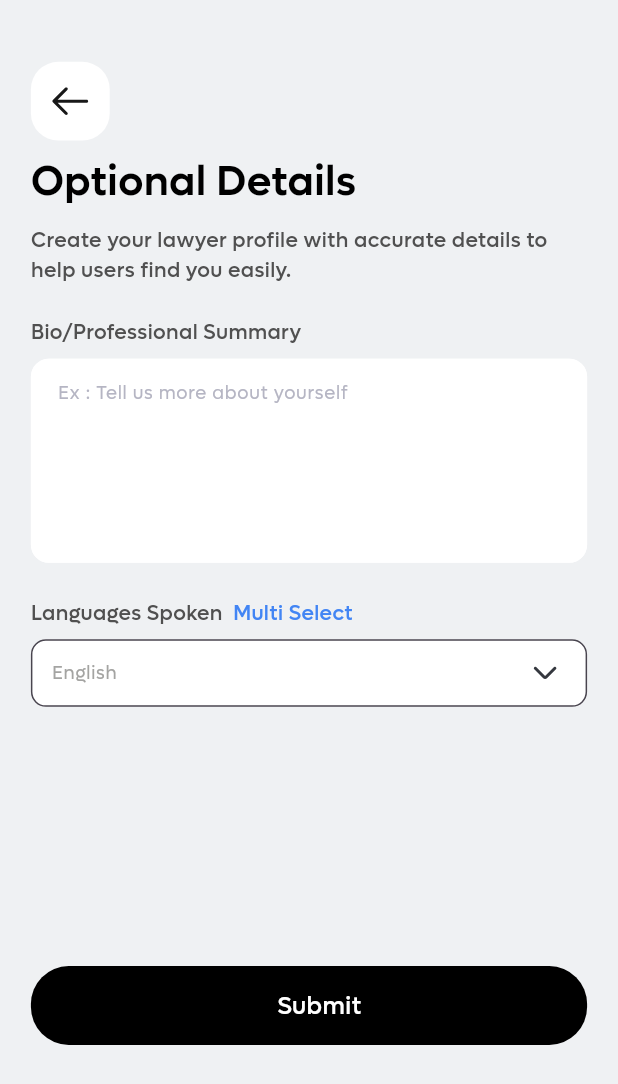
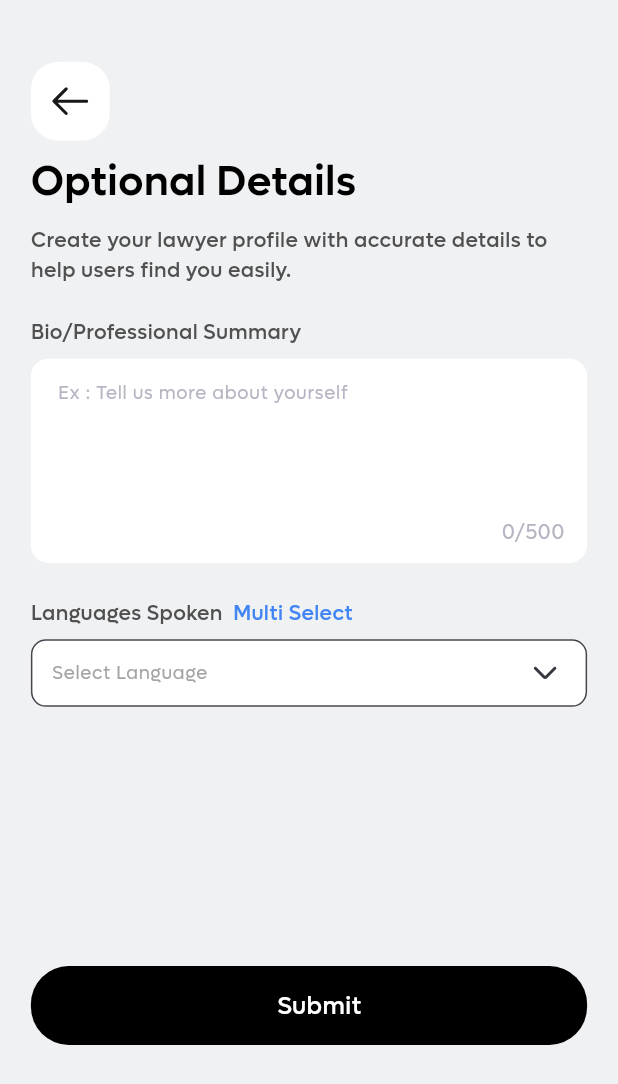
Before and after one commit to ibrahimsm83/casekarao, a Flutter app: the OptionalDetailsScreen screen opened by its route, on a phone screen of 412 x 824 dp. Shown: the top 1084 px of the screen. Run offline on Flutter 3.47's test engine with Material 3 defaults, Android fonts, the phone set to English and light mode, and no system bars; our stand-ins replace another_flushbar, flutter_rating, flutter_screenutil, flutter_svg, get, pin_code_fields and 1 more.

Commit message:
optional details  issues fixed

```diff
--- a/lib/presentation/optinal_details_screen/optional_details_screen.dart
+++ b/lib/presentation/optinal_details_screen/optional_details_screen.dart
@@ -77,6 +77,8 @@ class _OptionalDetailsScreenState extends State<OptionalDetailsScreen> {
                     ),
                   ),
                 ),
+                Stack(
+                  children: [
                     CustomTextFormField(
                       hintText: AppStrings.exTellUsMoreAboutYourself,
                       controller: _bioController,
@@ -84,12 +86,33 @@ class _OptionalDetailsScreenState extends State<OptionalDetailsScreen> {
                       maxLines: 6,
                       focusNode: node1,
                       horizontalMergin: 0.0,
+                      onChanged: (value) {
+                        setState(() {
+                          // Update UI to refresh counterd
+                        });
+                      },
                       validator: (String? val) {
                         if (val == null || val.isEmpty) {
                           return "Enter Bio";
                         }
+                        if (val.length < 501) {
+                          return "Bio cannot exceed 500 characters";
+                        }
                         return null;
                       },
+                    ),
+                    Positioned(
+                      right: 15,
+                      bottom: 10,
+                      child: Text(
+                        "${_bioController.text.length}/500",
+                        style: getRegularStyle(
+                          color: ColorManager.kGreyColor,
+                          fontSize: ScreenUtil().setSp(AppSize.s12),
+                        ),
+                      ),
+                    ),
+                  ],
                 ),
                 heading(AppStrings.languagesSpoken, AppStrings.multiSelect),
                 language(),
@@ -182,7 +205,7 @@ class _OptionalDetailsScreenState extends State<OptionalDetailsScreen> {
               borderRadius: BorderRadius.circular(10.0),
               borderSide: BorderSide(color: ColorManager.secondary),
             ),
-            labelText: "English",
+            labelText: "Select Language",
             labelStyle: getRegularStyle(color: ColorManager.kHintTextColor),
           ),
           onChanged: (String? newValue) {
```
Lines whose indentation alone changed are shown as unchanged.
